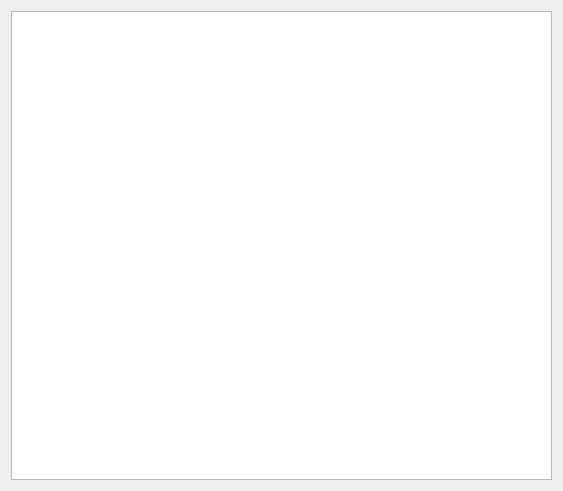
Above: FuelNameWizard/terminalspage.ui from rust3128/MposInstruments before the change. Below: the same form after it.
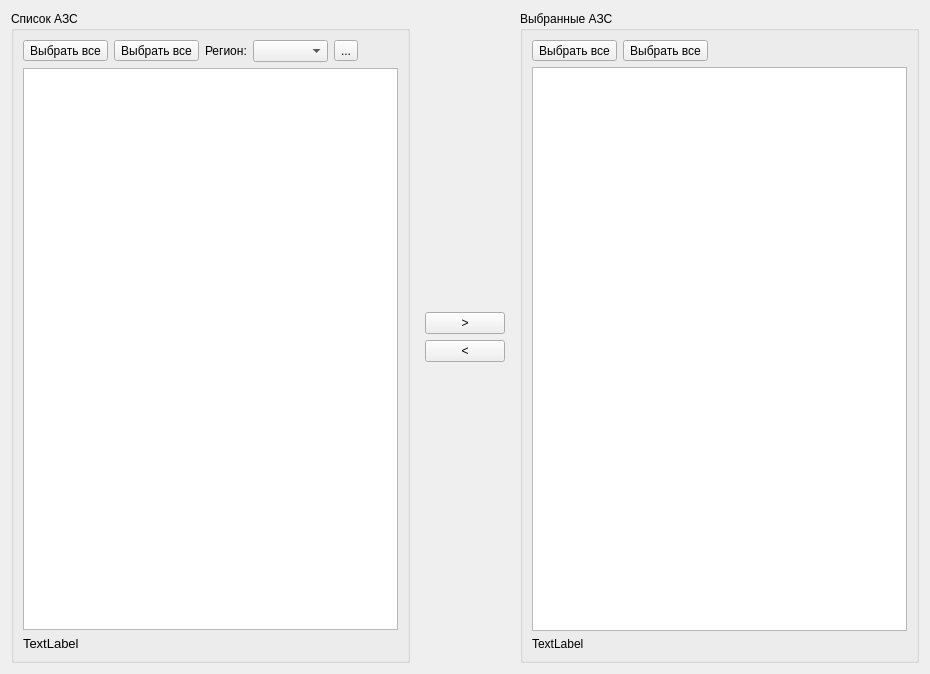
That is the form after the change. Icons and pictures are not drawn.

Patch:
```diff
--- a/FuelNameWizard/terminalspage.ui
+++ b/FuelNameWizard/terminalspage.ui
@@ -6,20 +6,279 @@
    <rect>
     <x>0</x>
     <y>0</y>
-    <width>563</width>
-    <height>491</height>
+    <width>930</width>
+    <height>674</height>
    </rect>
   </property>
   <property name="windowTitle">
    <string>WizardPage</string>
   </property>
-  <layout class="QVBoxLayout" name="verticalLayout">
-   <item>
-    <widget class="QTableView" name="tableViewTerminals">
-     <property name="editTriggers">
-      <set>QAbstractItemView::AllEditTriggers</set>
-     </property>
-    </widget>
+  <layout class="QGridLayout" name="gridLayout_7">
+   <item row="0" column="0">
+    <layout class="QHBoxLayout" name="horizontalLayout_2" stretch="1,0,1">
+     <item>
+      <widget class="QGroupBox" name="groupBoxSource">
+       <property name="title">
+        <string>Список АЗС</string>
+       </property>
+       <layout class="QGridLayout" name="gridLayout_4">
+        <item row="0" column="0">
+         <widget class="QToolButton" name="toolButtonSelectAll">
+          <property name="toolTip">
+           <string>Выбрать все</string>
+          </property>
+          <property name="text">
+           <string>Выбрать все</string>
+          </property>
+          <property name="icon">
+           <iconset resource="../resource.qrc">
+            <normaloff>:/Icons/SelectAl.png</normaloff>:/Icons/SelectAl.png</iconset>
+          </property>
+          <property name="iconSize">
+           <size>
+            <width>32</width>
+            <height>32</height>
+           </size>
+          </property>
+         </widget>
+        </item>
+        <item row="0" column="2">
+         <layout class="QHBoxLayout" name="horizontalLayout" stretch="0,1,0,0">
+          <item>
+           <widget class="QLabel" name="label">
+            <property name="text">
+             <string>Регион:</string>
+            </property>
+           </widget>
+          </item>
+          <item>
+           <widget class="QComboBox" name="comboBoxRegions"/>
+          </item>
+          <item>
+           <widget class="QToolButton" name="toolButtonRegions">
+            <property name="text">
+             <string>...</string>
+            </property>
+            <property name="icon">
+             <iconset resource="../resource.qrc">
+              <normaloff>:/Icons/SelectAl.png</normaloff>:/Icons/SelectAl.png</iconset>
+            </property>
+           </widget>
+          </item>
+          <item>
+           <spacer name="horizontalSpacer">
+            <property name="orientation">
+             <enum>Qt::Horizontal</enum>
+            </property>
+            <property name="sizeHint" stdset="0">
+             <size>
+              <width>40</width>
+              <height>20</height>
+             </size>
+            </property>
+           </spacer>
+          </item>
+         </layout>
+        </item>
+        <item row="0" column="1">
+         <widget class="QToolButton" name="toolButtonUnSelectAllSource">
+          <property name="toolTip">
+           <string>&lt;html&gt;&lt;head/&gt;&lt;body&gt;&lt;p&gt;Снять выделение&lt;/p&gt;&lt;/body&gt;&lt;/html&gt;</string>
+          </property>
+          <property name="text">
+           <string>Выбрать все</string>
+          </property>
+          <property name="icon">
+           <iconset resource="../resource.qrc">
+            <normaloff>:/Icons/unselectAll.png</normaloff>:/Icons/unselectAll.png</iconset>
+          </property>
+          <property name="iconSize">
+           <size>
+            <width>32</width>
+            <height>32</height>
+           </size>
+          </property>
+         </widget>
+        </item>
+        <item row="1" column="0" colspan="3">
+         <widget class="QTableWidget" name="tableWidgetSource">
+          <property name="editTriggers">
+           <set>QAbstractItemView::NoEditTriggers</set>
+          </property>
+          <property name="alternatingRowColors">
+           <bool>true</bool>
+          </property>
+          <property name="selectionMode">
+           <enum>QAbstractItemView::SingleSelection</enum>
+          </property>
+          <property name="selectionBehavior">
+           <enum>QAbstractItemView::SelectRows</enum>
+          </property>
+          <property name="sortingEnabled">
+           <bool>true</bool>
+          </property>
+          <property name="wordWrap">
+           <bool>false</bool>
+          </property>
+          <attribute name="verticalHeaderVisible">
+           <bool>false</bool>
+          </attribute>
+         </widget>
+        </item>
+        <item row="2" column="0" colspan="3">
+         <widget class="QLabel" name="labelAllTerminals">
+          <property name="font">
+           <font>
+            <pointsize>10</pointsize>
+            <weight>50</weight>
+            <bold>false</bold>
+           </font>
+          </property>
+          <property name="text">
+           <string>TextLabel</string>
+          </property>
+         </widget>
+        </item>
+       </layout>
+      </widget>
+     </item>
+     <item>
+      <widget class="QFrame" name="frameNavigation">
+       <property name="frameShape">
+        <enum>QFrame::NoFrame</enum>
+       </property>
+       <property name="frameShadow">
+        <enum>QFrame::Raised</enum>
+       </property>
+       <layout class="QGridLayout" name="gridLayout_5">
+        <item row="2" column="0">
+         <widget class="QPushButton" name="pushButtonRemove">
+          <property name="text">
+           <string>&lt;</string>
+          </property>
+         </widget>
+        </item>
+        <item row="0" column="0">
+         <spacer name="verticalSpacer">
+          <property name="orientation">
+           <enum>Qt::Vertical</enum>
+          </property>
+          <property name="sizeHint" stdset="0">
+           <size>
+            <width>20</width>
+            <height>248</height>
+           </size>
+          </property>
+         </spacer>
+        </item>
+        <item row="1" column="0">
+         <widget class="QPushButton" name="pushButtonAdd">
+          <property name="text">
+           <string>&gt;</string>
+          </property>
+         </widget>
+        </item>
+        <item row="3" column="0">
+         <spacer name="verticalSpacer_2">
+          <property name="orientation">
+           <enum>Qt::Vertical</enum>
+          </property>
+          <property name="sizeHint" stdset="0">
+           <size>
+            <width>20</width>
+            <height>248</height>
+           </size>
+          </property>
+         </spacer>
+        </item>
+       </layout>
+      </widget>
+     </item>
+     <item>
+      <widget class="QGroupBox" name="groupBoxTarget">
+       <property name="title">
+        <string>Выбранные АЗС</string>
+       </property>
+       <property name="flat">
+        <bool>true</bool>
+       </property>
+       <layout class="QGridLayout" name="gridLayout_6">
+        <item row="1" column="0" colspan="3">
+         <widget class="QTableWidget" name="tableWidgetTarget">
+          <property name="editTriggers">
+           <set>QAbstractItemView::NoEditTriggers</set>
+          </property>
+          <property name="alternatingRowColors">
+           <bool>true</bool>
+          </property>
+          <property name="selectionMode">
+           <enum>QAbstractItemView::SingleSelection</enum>
+          </property>
+          <property name="selectionBehavior">
+           <enum>QAbstractItemView::SelectRows</enum>
+          </property>
+          <property name="sortingEnabled">
+           <bool>true</bool>
+          </property>
+          <property name="wordWrap">
+           <bool>false</bool>
+          </property>
+          <attribute name="verticalHeaderVisible">
+           <bool>false</bool>
+          </attribute>
+         </widget>
+        </item>
+        <item row="0" column="1">
+         <widget class="QToolButton" name="toolButtonUnSelectAllTargets">
+          <property name="toolTip">
+           <string>&lt;html&gt;&lt;head/&gt;&lt;body&gt;&lt;p&gt;Снять выделение&lt;/p&gt;&lt;/body&gt;&lt;/html&gt;</string>
+          </property>
+          <property name="text">
+           <string>Выбрать все</string>
+          </property>
+          <property name="icon">
+           <iconset resource="../resource.qrc">
+            <normaloff>:/Icons/unselectAll.png</normaloff>:/Icons/unselectAll.png</iconset>
+          </property>
+          <property name="iconSize">
+           <size>
+            <width>32</width>
+            <height>32</height>
+           </size>
+          </property>
+         </widget>
+        </item>
+        <item row="0" column="0">
+         <widget class="QToolButton" name="toolButtonSelectAllTargets">
+          <property name="toolTip">
+           <string>Выбрать все</string>
+          </property>
+          <property name="text">
+           <string>Выбрать все</string>
+          </property>
+          <property name="icon">
+           <iconset resource="../resource.qrc">
+            <normaloff>:/Icons/SelectAl.png</normaloff>:/Icons/SelectAl.png</iconset>
+          </property>
+          <property name="iconSize">
+           <size>
+            <width>32</width>
+            <height>32</height>
+           </size>
+          </property>
+         </widget>
+        </item>
+        <item row="2" column="0" colspan="3">
+         <widget class="QLabel" name="labelTargetTerminals">
+          <property name="text">
+           <string>TextLabel</string>
+          </property>
+         </widget>
+        </item>
+       </layout>
+      </widget>
+     </item>
+    </layout>
    </item>
   </layout>
  </widget>
```
Left out of the diff: 4 changed lines with no effect on the pictures.
